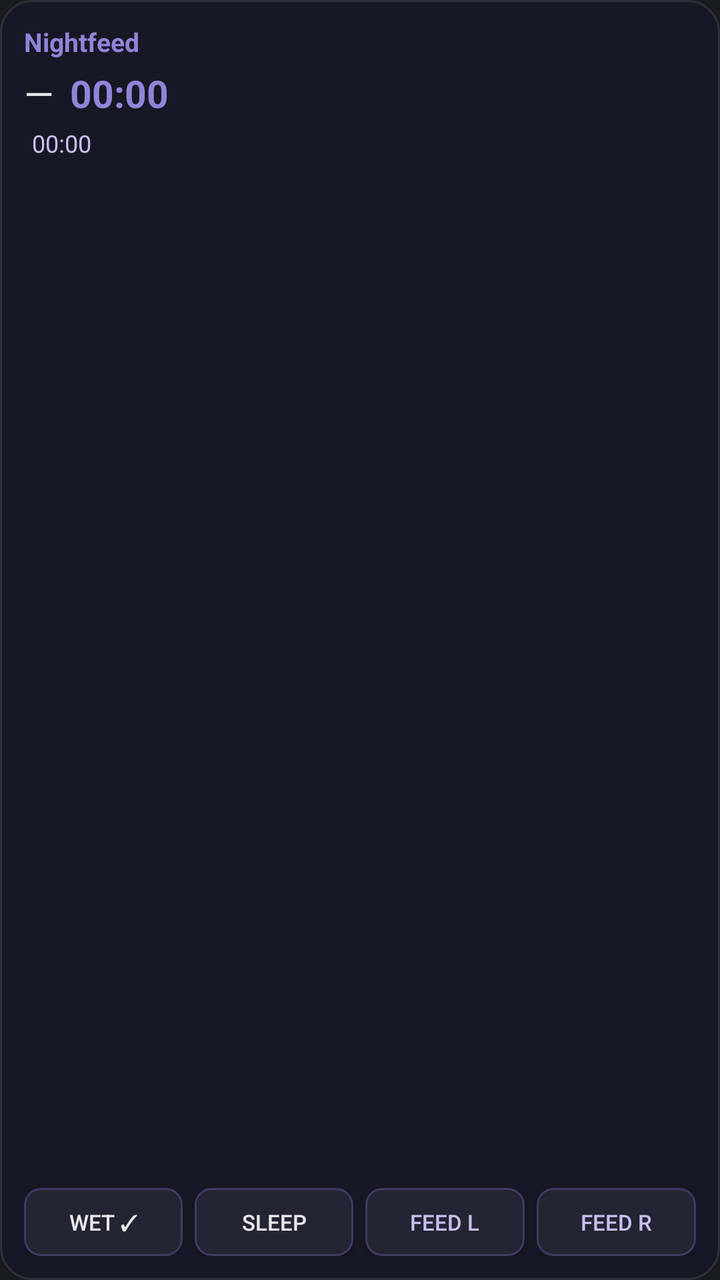
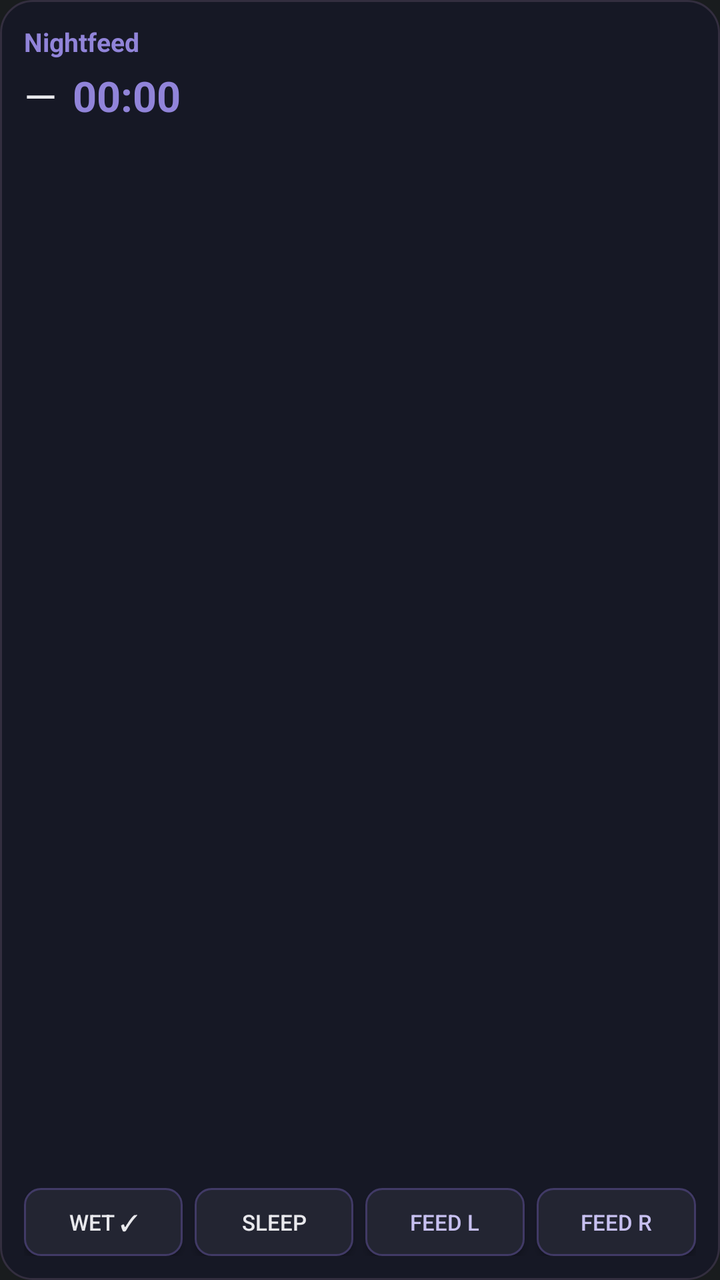

An Android layout rendered at two revisions. The XML below is the earlier revision; the diff shows what the commit changed to produce the second picture.
<!-- AndroidManifest.xml: application theme android:Theme.DeviceDefault.NoActionBar -->
<!-- res/layout/widget.xml -->
<?xml version="1.0" encoding="utf-8"?>
<LinearLayout xmlns:android="http://schemas.android.com/apk/res/android"
    android:id="@+id/root"
    android:layout_width="match_parent"
    android:layout_height="match_parent"
    android:orientation="vertical"
    android:padding="12dp"
    android:background="@drawable/widget_bg">

    <LinearLayout
        android:layout_width="match_parent"
        android:layout_height="wrap_content"
        android:orientation="horizontal">
        <TextView
            android:id="@+id/tv_title"
            android:layout_width="0dp"
            android:layout_height="wrap_content"
            android:layout_weight="1"
            android:text="Nightfeed"
            android:textSize="13sp"
            android:textStyle="bold"
            android:textColor="#9184D9" />
        <TextView
            android:id="@+id/tv_asof"
            android:layout_width="wrap_content"
            android:layout_height="wrap_content"
            android:text=""
            android:textSize="10sp"
            android:textColor="#77777F" />
    </LinearLayout>

    <LinearLayout
        android:layout_width="match_parent"
        android:layout_height="wrap_content"
        android:layout_marginTop="4dp"
        android:orientation="horizontal">
        <TextView
            android:id="@+id/tv_state"
            android:layout_width="wrap_content"
            android:layout_height="wrap_content"
            android:text="—"
            android:textSize="19sp"
            android:textColor="#E9E9ED" />
        <Chronometer
            android:id="@+id/chrono_state"
            android:layout_width="wrap_content"
            android:layout_height="wrap_content"
            android:layout_marginStart="8dp"
            android:textSize="19sp"
            android:textStyle="bold"
            android:textColor="#9184D9" />
    </LinearLayout>

    <LinearLayout
        android:layout_width="match_parent"
        android:layout_height="wrap_content"
        android:layout_marginTop="3dp"
        android:orientation="horizontal">
        <TextView
            android:id="@+id/tv_fed"
            android:layout_width="wrap_content"
            android:layout_height="wrap_content"
            android:text=""
            android:textSize="13sp"
            android:textColor="#A3A3AB" />
        <Chronometer
            android:id="@+id/chrono_fed"
            android:layout_width="wrap_content"
            android:layout_height="wrap_content"
            android:layout_marginStart="4dp"
            android:textSize="12sp"
            android:textColor="#C7C0F0" />
        <TextView
            android:id="@+id/tv_diaper"
            android:layout_width="wrap_content"
            android:layout_height="wrap_content"
            android:layout_marginStart="12dp"
            android:text=""
            android:textSize="13sp"
            android:textColor="#A3A3AB" />
    </LinearLayout>

    <TextView
        android:id="@+id/tv_counts"
        android:layout_width="match_parent"
        android:layout_height="wrap_content"
        android:layout_marginTop="3dp"
        android:text=""
        android:textSize="12sp"
        android:textColor="#8B8B93" />

    <TextView
        android:id="@+id/tv_reminder"
        android:layout_width="match_parent"
        android:layout_height="wrap_content"
        android:layout_marginTop="2dp"
        android:text=""
        android:textSize="12sp"
        android:textStyle="bold"
        android:textColor="#9184D9"
        android:visibility="gone" />

    <LinearLayout
        android:layout_width="match_parent"
        android:layout_height="0dp"
        android:layout_weight="1"
        android:orientation="horizontal" />

    <LinearLayout
        android:layout_width="match_parent"
        android:layout_height="wrap_content"
        android:orientation="horizontal">
        <Button
            android:id="@+id/btn_wet"
            android:layout_width="0dp"
            android:layout_height="34dp"
            android:layout_weight="1"
            android:text="Wet ✓"
            android:textSize="11sp"
            android:textColor="#E9E9ED"
            android:background="@drawable/btn_bg" />
        <Button
            android:id="@+id/btn_sleep"
            android:layout_width="0dp"
            android:layout_height="34dp"
            android:layout_weight="1"
            android:layout_marginStart="6dp"
            android:text="Sleep"
            android:textSize="11sp"
            android:textColor="#E9E9ED"
            android:background="@drawable/btn_bg" />
        <Button
            android:id="@+id/btn_left"
            android:layout_width="0dp"
            android:layout_height="34dp"
            android:layout_weight="1"
            android:layout_marginStart="6dp"
            android:text="Feed L"
            android:textSize="11sp"
            android:textColor="#C7C0F0"
            android:background="@drawable/btn_bg" />
        <Button
            android:id="@+id/btn_right"
            android:layout_width="0dp"
            android:layout_height="34dp"
            android:layout_weight="1"
            android:layout_marginStart="6dp"
            android:text="Feed R"
            android:textSize="11sp"
            android:textColor="#C7C0F0"
            android:background="@drawable/btn_bg" />
    </LinearLayout>
</LinearLayout>
<!-- resources referenced by this layout -->
<resources>
  <!-- drawable btn_bg (drawable) -->
  <?xml version="1.0" encoding="utf-8"?>
  <shape xmlns:android="http://schemas.android.com/apk/res/android" android:shape="rectangle">
      <solid android:color="#232532" />
      <corners android:radius="8dp" />
      <stroke android:width="1dp" android:color="#413A66" />
  </shape>
  <!-- drawable widget_bg (drawable) -->
  <?xml version="1.0" encoding="utf-8"?>
  <shape xmlns:android="http://schemas.android.com/apk/res/android" android:shape="rectangle">
      <solid android:color="#EE161826" />
      <corners android:radius="16dp" />
      <stroke android:width="1dp" android:color="#332E3F" />
  </shape>
</resources>

<!-- the commit's change to res/layout/widget.xml (unified diff, before → after) -->
@@ -39,54 +39,44 @@
             android:layout_width="wrap_content"
             android:layout_height="wrap_content"
             android:text="—"
-            android:textSize="19sp"
+            android:textSize="21sp"
             android:textColor="#E9E9ED" />
         <Chronometer
             android:id="@+id/chrono_state"
             android:layout_width="wrap_content"
             android:layout_height="wrap_content"
             android:layout_marginStart="8dp"
-            android:textSize="19sp"
+            android:textSize="21sp"
             android:textStyle="bold"
             android:textColor="#9184D9" />
     </LinearLayout>
 
-    <LinearLayout
+    <TextView
+        android:id="@+id/tv_fed"
         android:layout_width="match_parent"
         android:layout_height="wrap_content"
-        android:layout_marginTop="3dp"
-        android:orientation="horizontal">
-        <TextView
-            android:id="@+id/tv_fed"
-            android:layout_width="wrap_content"
-            android:layout_height="wrap_content"
-            android:text=""
-            android:textSize="13sp"
-            android:textColor="#A3A3AB" />
-        <Chronometer
-            android:id="@+id/chrono_fed"
-            android:layout_width="wrap_content"
-            android:layout_height="wrap_content"
-            android:layout_marginStart="4dp"
-            android:textSize="12sp"
-            android:textColor="#C7C0F0" />
-        <TextView
-            android:id="@+id/tv_diaper"
-            android:layout_width="wrap_content"
-            android:layout_height="wrap_content"
-            android:layout_marginStart="12dp"
-            android:text=""
-            android:textSize="13sp"
-            android:textColor="#A3A3AB" />
-    </LinearLayout>
+        android:layout_marginTop="6dp"
+        android:text=""
+        android:textSize="16sp"
+        android:textColor="#D5D4DC" />
+
+    <TextView
+        android:id="@+id/tv_next"
+        android:layout_width="match_parent"
+        android:layout_height="wrap_content"
+        android:layout_marginTop="2dp"
+        android:text=""
+        android:textSize="16sp"
+        android:textColor="#B5ABFC"
+        android:visibility="gone" />
 
     <TextView
         android:id="@+id/tv_counts"
         android:layout_width="match_parent"
         android:layout_height="wrap_content"
-        android:layout_marginTop="3dp"
+        android:layout_marginTop="6dp"
         android:text=""
-        android:textSize="12sp"
+        android:textSize="13sp"
         android:textColor="#8B8B93" />
 
     <TextView
